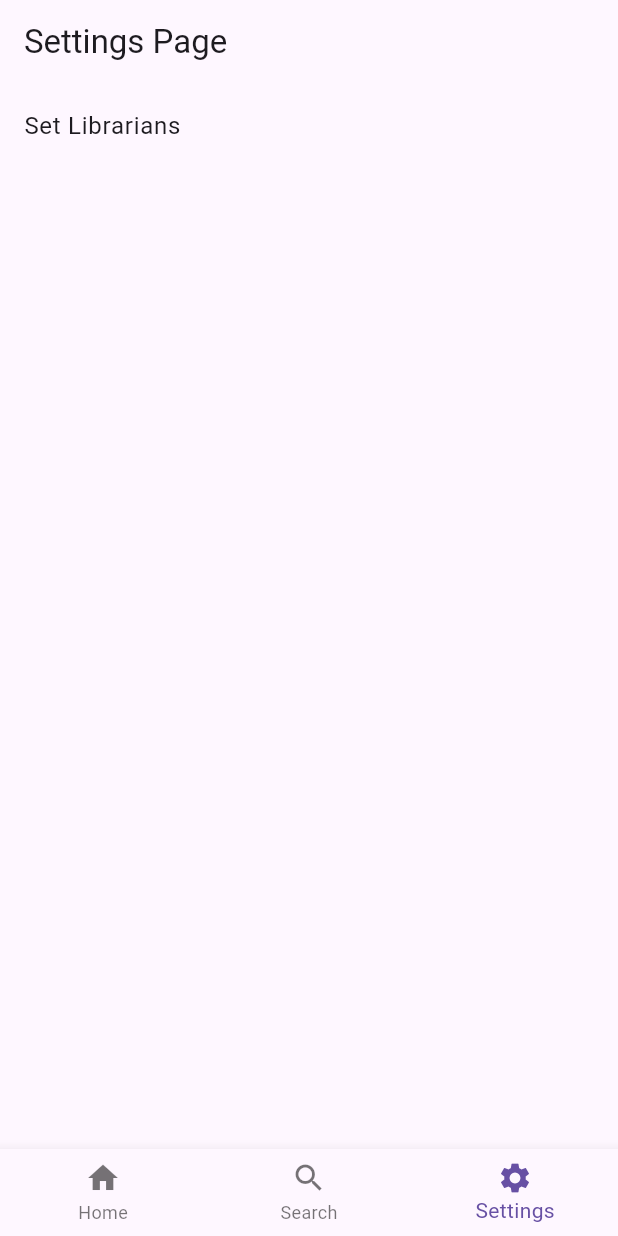
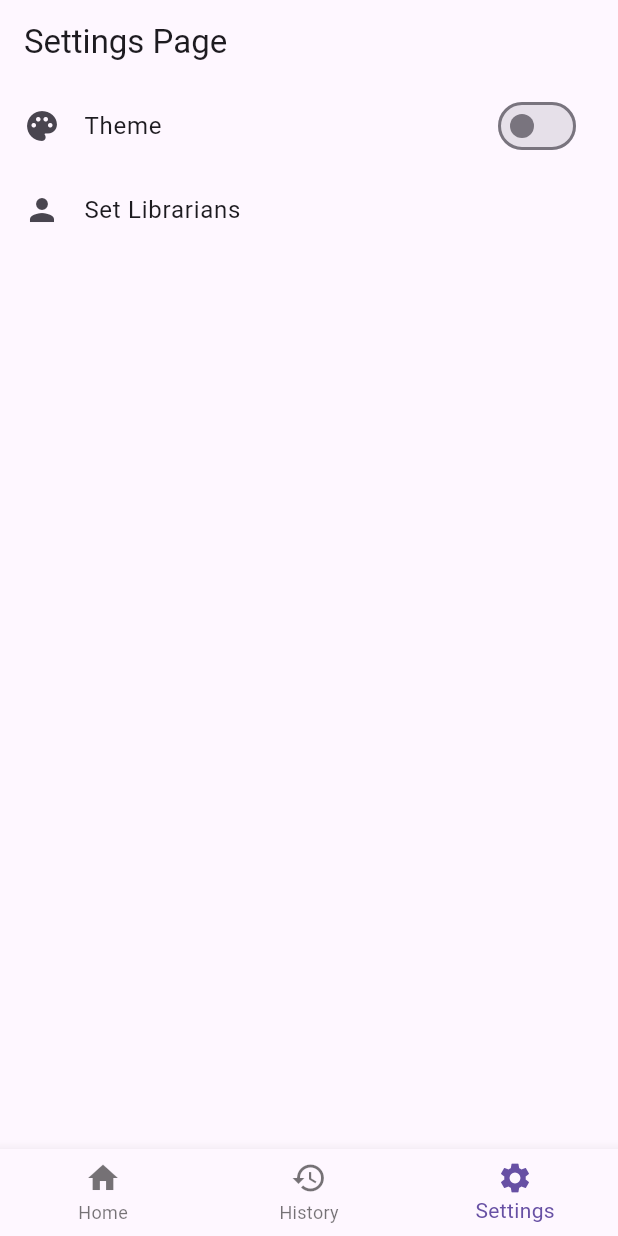
Before and after one commit to freebird920/bong_librarian_check, a Flutter app: the SettingsPage screen opened by its route, on a phone screen of 412 x 824 dp. Run offline on Flutter 3.47's test engine with Material 3 defaults, Android fonts, the light colour scheme and no system bars; our stand-ins replace go_router.

Commit message:
Enhance librarian management UI: add theme toggle, refactor modal edit librarian, and implement popup menu actions

```diff
--- a/lib/app/settings/page.dart
+++ b/lib/app/settings/page.dart
@@ -14,7 +14,9 @@ class SettingsPage extends StatelessWidget {
       body: Center(
         child: ListView(
           children: [
+            const ListTileTheme(),
             ListTile(
+              leading: const Icon(Icons.person),
               title: const Text("Set Librarians"),
               onTap: () => goRouter.push("/settings/set_librarians"),
             )
@@ -25,3 +27,44 @@ class SettingsPage extends StatelessWidget {
     );
   }
 }
+
+class ListTileTheme extends StatefulWidget {
+  const ListTileTheme({
+    super.key,
+  });
+
+  @override
+  State<ListTileTheme> createState() => _ListTileThemeState();
+}
+
+class _ListTileThemeState extends State<ListTileTheme> {
+  late bool _isDarkMode;
+  @override
+  void initState() {
+    // TODO: implement initState
+    super.initState();
+    _isDarkMode = false;
+  }
+
+  @override
+  void dispose() {
+    // TODO: implement dispose
+    super.dispose();
+  }
+
+  @override
+  Widget build(BuildContext context) {
+    return ListTile(
+      title: const Text("Theme"),
+      leading: const Icon(Icons.palette),
+      trailing: Switch(
+        value: _isDarkMode,
+        onChanged: (value) {
+          setState(() {
+            _isDarkMode = value;
+          });
+        },
+      ),
+    );
+  }
+}
--- a/lib/components/comp_navbar.dart
+++ b/lib/components/comp_navbar.dart
@@ -50,7 +50,7 @@ class _CompNavbarState extends State<CompNavbar> {
       },
       items: const [
         BottomNavigationBarItem(icon: Icon(Icons.home), label: "Home"),
-        BottomNavigationBarItem(icon: Icon(Icons.search), label: "Search"),
+        BottomNavigationBarItem(icon: Icon(Icons.history), label: "History"),
         BottomNavigationBarItem(icon: Icon(Icons.settings), label: "Settings"),
       ],
     );
```
Also changed, not shown: lib/app/settings/set_librarians/components/modal_edit_librarian.dart (renamed from lib/app/settings/set_librarians/modal_edit_librarian.dart, +34 -3 lines), lib/app/settings/set_librarians/components/popup_menu_librarian.dart (added, +38 -0 lines), lib/app/settings/set_librarians/page.dart (+6 -41 lines).
